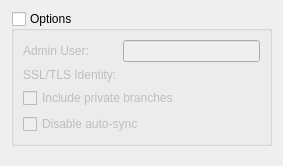
The window that src/plugins/fossil/cloneoptionspanel.ui (nomadbyte/qtcreator-plugin-fossil) describes before a commit, drawn with Qt 5.
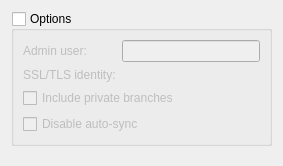
The same window after the commit. Custom widgets are drawn as their Qt base class.

What changed in the file:
```diff
--- a/src/plugins/fossil/cloneoptionspanel.ui
+++ b/src/plugins/fossil/cloneoptionspanel.ui
@@ -41,7 +41,7 @@
          <string>Privileged user added automatically to the created local repository.</string>
         </property>
         <property name="text">
-         <string>Admin User:</string>
+         <string>Admin user:</string>
         </property>
        </widget>
       </item>
@@ -58,7 +58,7 @@
          <string>SSL/TLS client identity key to use if requested by the server.</string>
         </property>
         <property name="text">
-         <string>SSL/TLS Identity:</string>
+         <string>SSL/TLS identity:</string>
         </property>
        </widget>
       </item>
```
Left out of the diff: 8 changed lines with no effect on the pictures.
